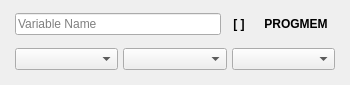
Before: the Qt Designer form UI/Arduino/glitch-object-variable-arduino.ui in textbrowser/glitch, drawn with Qt 5.
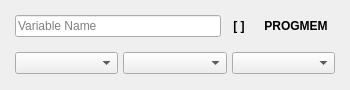
After: the same form once the commit is applied.

Diff of the .ui file:
```diff
--- a/UI/Arduino/glitch-object-variable-arduino.ui
+++ b/UI/Arduino/glitch-object-variable-arduino.ui
@@ -7,7 +7,7 @@
     <x>0</x>
     <y>0</y>
     <width>350</width>
-    <height>85</height>
+    <height>90</height>
    </rect>
   </property>
   <property name="windowTitle">
```
